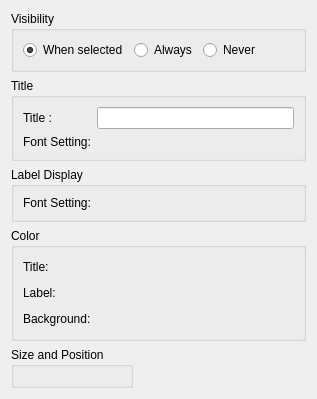
The window that libs/guicore/scalarstocolors/colormapenumeratelegendsettingeditwidget.ui (i-RIC/prepost-gui) describes before a commit, drawn with Qt 5.
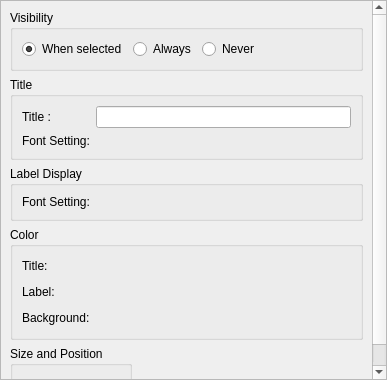
The same window after the commit. Custom widgets are drawn as their Qt base class.

```diff
--- a/libs/guicore/scalarstocolors/colormapenumeratelegendsettingeditwidget.ui
+++ b/libs/guicore/scalarstocolors/colormapenumeratelegendsettingeditwidget.ui
@@ -6,14 +6,41 @@
    <rect>
     <x>0</x>
     <y>0</y>
-    <width>317</width>
-    <height>368</height>
+    <width>387</width>
+    <height>380</height>
    </rect>
   </property>
   <property name="windowTitle">
    <string>Form</string>
   </property>
-  <layout class="QVBoxLayout" name="verticalLayout">
+  <layout class="QVBoxLayout" name="verticalLayout_2">
+   <property name="leftMargin">
+    <number>0</number>
+   </property>
+   <property name="topMargin">
+    <number>0</number>
+   </property>
+   <property name="rightMargin">
+    <number>0</number>
+   </property>
+   <property name="bottomMargin">
+    <number>0</number>
+   </property>
+   <item>
+    <widget class="QScrollArea" name="scrollArea">
+     <property name="widgetResizable">
+      <bool>true</bool>
+     </property>
+     <widget class="QWidget" name="scrollAreaWidgetContents">
+      <property name="geometry">
+       <rect>
+        <x>0</x>
+        <y>0</y>
+        <width>385</width>
+        <height>378</height>
+       </rect>
+      </property>
+      <layout class="QVBoxLayout" name="verticalLayout" stretch="0,0,0,0,0,1">
    <item>
     <widget class="QGroupBox" name="visibilityGroupBox">
      <property name="title">
@@ -251,29 +278,24 @@
      <property name="orientation">
       <enum>Qt::Vertical</enum>
      </property>
+         <property name="sizeType">
+          <enum>QSizePolicy::Minimum</enum>
+         </property>
      <property name="sizeHint" stdset="0">
       <size>
        <width>20</width>
-       <height>40</height>
+           <height>7</height>
       </size>
      </property>
     </spacer>
+       </item>
+      </layout>
+     </widget>
+    </widget>
    </item>
   </layout>
  </widget>
  <customwidgets>
-  <customwidget>
-   <class>QFontEditWidget</class>
-   <extends>QWidget</extends>
-   <header>misc/qfonteditwidget.h</header>
-   <container>1</container>
-  </customwidget>
-  <customwidget>
-   <class>ImageSettingWidget</class>
-   <extends>QWidget</extends>
-   <header>guicore/image/imagesettingwidget.h</header>
-   <container>1</container>
-  </customwidget>
   <customwidget>
    <class>ColorEditWidget</class>
    <extends>QLabel</extends>
@@ -285,6 +307,18 @@
    <header>guibase/widget/transparencywidget.h</header>
    <container>1</container>
   </customwidget>
+  <customwidget>
+   <class>QFontEditWidget</class>
+   <extends>QWidget</extends>
+   <header>misc/qfonteditwidget.h</header>
+   <container>1</container>
+  </customwidget>
+  <customwidget>
+   <class>ImageSettingWidget</class>
+   <extends>QWidget</extends>
+   <header>guicore/image/imagesettingwidget.h</header>
+   <container>1</container>
+  </customwidget>
  </customwidgets>
  <resources/>
  <connections/>
```
Left out of the diff: 1 changed line with no effect on the pictures. Lines whose indentation alone changed are shown as unchanged.
